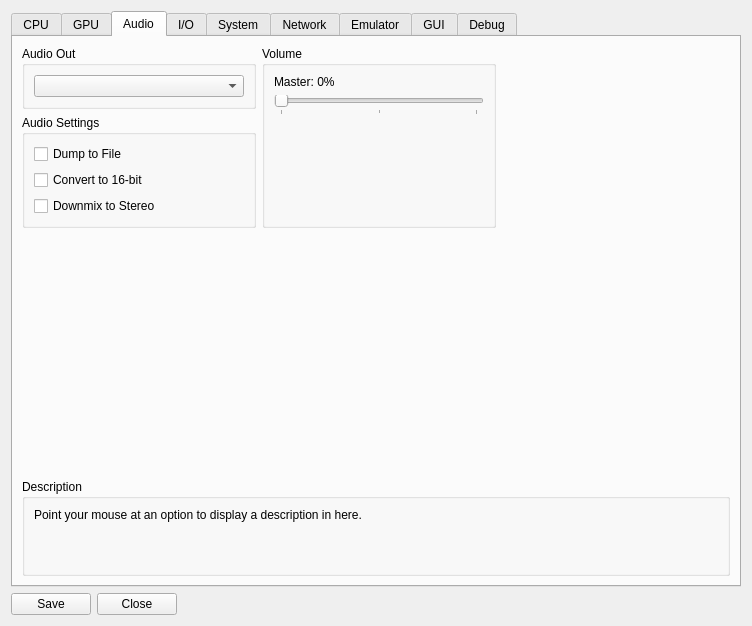
RPCS3/rpcs3, file rpcs3/rpcs3qt/settings_dialog.ui: the form before one commit.
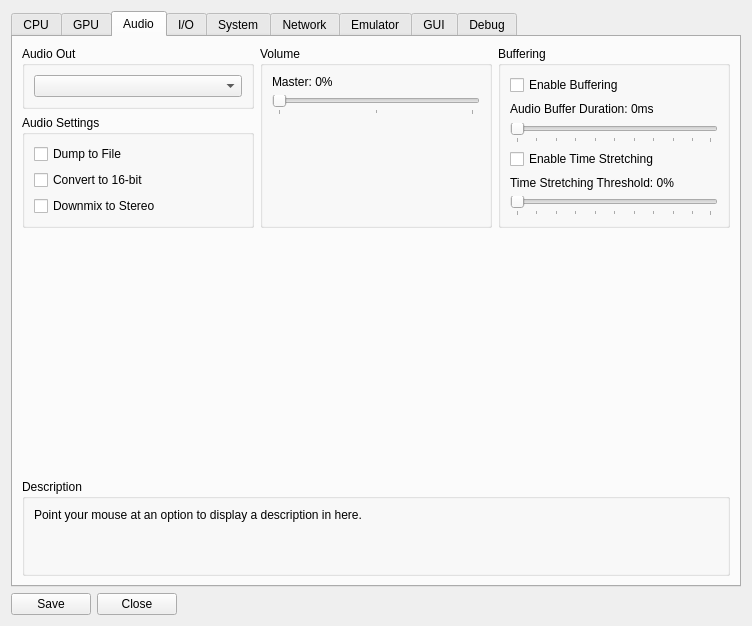
The form after the commit. The open tabs and pages were chosen to show the change. Icons and pictures are not drawn.

Commit message: Qt/settings: add new audio buffering options

Patch:
```diff
--- a/rpcs3/rpcs3qt/settings_dialog.ui
+++ b/rpcs3/rpcs3qt/settings_dialog.ui
@@ -823,6 +823,22 @@
                 </property>
                </widget>
               </item>
+              <item>
+               <spacer name="verticalSpacer_6">
+                <property name="orientation">
+                 <enum>Qt::Vertical</enum>
+                </property>
+                <property name="sizeType">
+                 <enum>QSizePolicy::MinimumExpanding</enum>
+                </property>
+                <property name="sizeHint" stdset="0">
+                 <size>
+                  <width>0</width>
+                  <height>0</height>
+                 </size>
+                </property>
+               </spacer>
+              </item>
              </layout>
             </widget>
            </item>
@@ -878,7 +894,71 @@
           </layout>
          </item>
          <item>
-          <layout class="QVBoxLayout" name="verticalLayout_71"/>
+          <layout class="QVBoxLayout" name="verticalLayout_71">
+           <item>
+            <widget class="QGroupBox" name="groupBox_8">
+             <property name="title">
+              <string>Buffering</string>
+             </property>
+             <layout class="QVBoxLayout" name="verticalLayout_75">
+              <item>
+               <widget class="QCheckBox" name="enableBuffering">
+                <property name="text">
+                 <string>Enable Buffering</string>
+                </property>
+               </widget>
+              </item>
+              <item>
+               <widget class="QLabel" name="audioBufferDurationLabel">
+                <property name="text">
+                 <string>Audio Buffer Duration: 0ms</string>
+                </property>
+               </widget>
+              </item>
+              <item>
+               <widget class="QSlider" name="audioBufferDuration">
+                <property name="orientation">
+                 <enum>Qt::Horizontal</enum>
+                </property>
+                <property name="tickPosition">
+                 <enum>QSlider::TicksBelow</enum>
+                </property>
+                <property name="tickInterval">
+                 <number>10</number>
+                </property>
+               </widget>
+              </item>
+              <item>
+               <widget class="QCheckBox" name="enableTimeStretching">
+                <property name="text">
+                 <string>Enable Time Stretching</string>
+                </property>
+               </widget>
+              </item>
+              <item>
+               <widget class="QLabel" name="timeStretchingThresholdLabel">
+                <property name="text">
+                 <string>Time Stretching Threshold: 0%</string>
+                </property>
+               </widget>
+              </item>
+              <item>
+               <widget class="QSlider" name="timeStretchingThreshold">
+                <property name="orientation">
+                 <enum>Qt::Horizontal</enum>
+                </property>
+                <property name="tickPosition">
+                 <enum>QSlider::TicksBelow</enum>
+                </property>
+                <property name="tickInterval">
+                 <number>10</number>
+                </property>
+               </widget>
+              </item>
+             </layout>
+            </widget>
+           </item>
+          </layout>
          </item>
         </layout>
        </item>
```
The commit also changes 4 other files.
